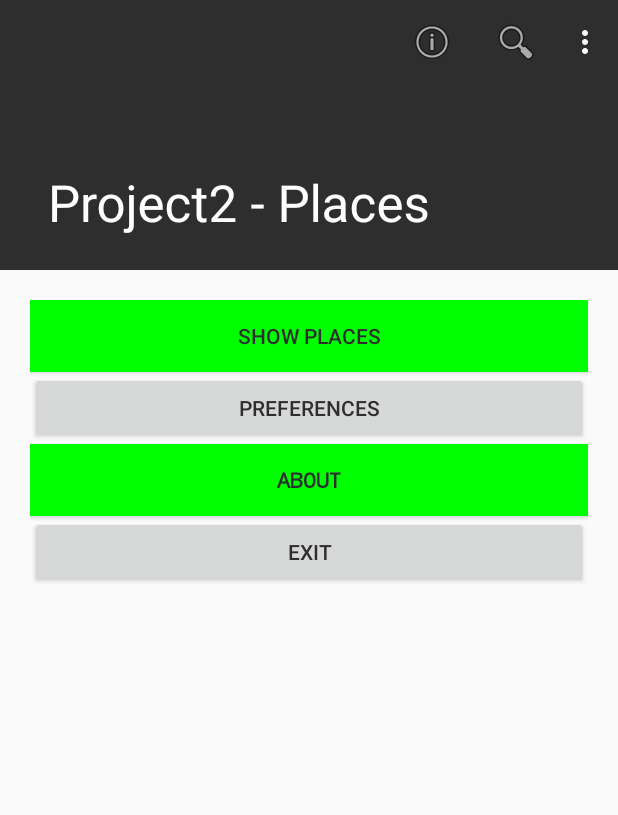
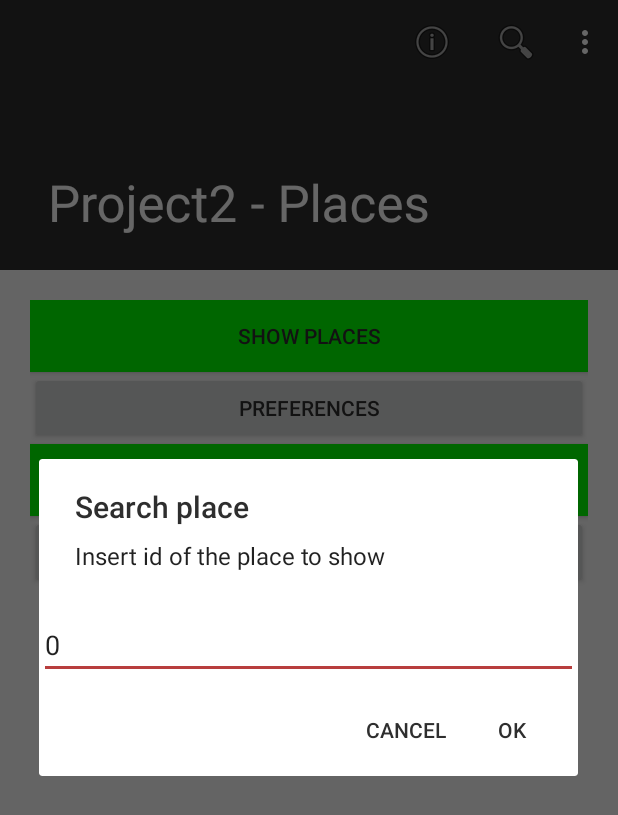
Before and after one commit to YukiMinamiHHNii/CN--Yaya, an Android app: the screen it shows after launch (MainActivity), after a tap on "Search", on a phone screen of 412 x 824 dp. Shown: the top 815 px of the screen. Run offline under Robolectric (Android 15) with nearby library versions, the phone set to English and light mode, and no system bars.

Commit message:
Adds places entities and handlers for menu operations (searching, deleting, etc.) (TO_DO: add translation for text templates)

```diff
--- a/Project2Places/app/src/main/AndroidManifest.xml
+++ b/Project2Places/app/src/main/AndroidManifest.xml
@@ -23,6 +23,12 @@
             android:label="@string/aboutLabel"
             android:theme="@android:style/Theme.NoTitleBar">
         </activity>
+        <activity
+            android:name=".ViewPlaceActivity"
+            android:label="View Place"
+            android:theme="@style/Theme.AppCompat.Light.DarkActionBar">
+        </activity>
+
     </application>
 
 </manifest>
--- a/Project2Places/app/src/main/java/com/example/hhnii/project2_places/MainActivity.java
+++ b/Project2Places/app/src/main/java/com/example/hhnii/project2_places/MainActivity.java
@@ -1,19 +1,26 @@
 package com.example.hhnii.project2_places;
 
+import android.content.DialogInterface;
 import android.content.Intent;
 import android.os.Bundle;
 import android.support.design.widget.FloatingActionButton;
 import android.support.design.widget.Snackbar;
+import android.support.v7.app.AlertDialog;
 import android.support.v7.app.AppCompatActivity;
 import android.support.v7.widget.Toolbar;
 import android.view.View;
 import android.view.Menu;
 import android.view.MenuItem;
 import android.widget.Button;
+import android.widget.EditText;
+
+import com.example.hhnii.project2_places.placesEntities.Places;
+import com.example.hhnii.project2_places.placesEntities.PlacesList;
 
 public class MainActivity extends AppCompatActivity {
 
     private Button aboutButton, exitButton;
+    public static Places places= new PlacesList();
 
     @Override
     protected void onCreate(Bundle savedInstanceState) {
@@ -37,7 +44,6 @@ public class MainActivity extends AppCompatActivity {
                 finish();
             }
         });
-
     }
 
     @Override
@@ -60,7 +66,10 @@ public class MainActivity extends AppCompatActivity {
         }else if(id== R.id.about_settings){
             showAbout(null);
             return true;
-        }
+        }else if(id== R.id.search_settings){
+            showPlaceView(null);
+            return true;
+    }
         return super.onOptionsItemSelected(item);
     }
 
@@ -69,4 +78,24 @@ public class MainActivity extends AppCompatActivity {
         startActivity(intent);
     }
 
+    public void showPlaceView(View view){
+        final EditText search= new EditText(this);
+        search.setText("0");
+
+        new AlertDialog.Builder(this)
+                .setTitle("Search place")
+                .setMessage("Insert id of the place to show").setView(search)
+                .setPositiveButton("OK", new DialogInterface.OnClickListener() {
+                    @Override
+                    public void onClick(DialogInterface dialog, int which) {
+                        Intent intent= new Intent(MainActivity.this, ViewPlaceActivity.class);
+                        intent.putExtra("id", Long.parseLong(search.getText().toString()));
+                        startActivity(intent);
+                    }
+                })
+                .setNegativeButton("Cancel", null)
+                .show();
+
+    }
+
 }
--- /dev/null
+++ b/Project2Places/app/src/main/java/com/example/hhnii/project2_places/placesEntities/Geospot.java
@@ -0,0 +1,31 @@
+package com.example.hhnii.project2_places.placesEntities;
+
+public class Geospot {
+
+    private double latitude, longitude;
+
+    public Geospot(double latitude, double longitude) {
+        this.latitude = latitude;
+        this.longitude = longitude;
+    }
+
+    @Override
+    public String toString() {
+        return "Geospot{" +
+                "latitude=" + latitude +
+                ", longitude=" + longitude +
+                '}';
+    }
+
+    public double distance(Geospot position){
+        final double EARTH_RADIUS= 6371000; //meters
+        double dLat= Math.toRadians(latitude*position.latitude);
+        double dLong= Math.toRadians(longitude*position.longitude);
+        double lat1= Math.toRadians(position.latitude);
+        double lat2= Math.toRadians(latitude);
+        double a= Math.sin(dLat/2)*Math.sin(dLat)+ Math.sin(dLong/2)*Math.sin(dLong)*Math.cos(lat1)*Math.cos(lat2);
+
+        return (2*Math.atan2(Math.sqrt(a), Math.sqrt(1-a)))*EARTH_RADIUS;
+    }
+
+}
--- /dev/null
+++ b/Project2Places/app/src/main/java/com/example/hhnii/project2_places/placesEntities/Place.java
@@ -0,0 +1,91 @@
+package com.example.hhnii.project2_places.placesEntities;
+
+public class Place {
+
+    private String name;
+    private String address;
+    private Geospot position;
+    private PlaceType type;
+    private String photo;
+    private String phone;
+    private String url;
+    private String comment;
+    private long date;
+    private float rating;
+
+    public Place() {
+        this.date = System.currentTimeMillis();
+        this.position= new Geospot(0,0);
+        this.type= PlaceType.OTHER;
+    }
+
+    public Place(String name, String address, double latitude, double longitude,
+                 PlaceType type, String phone, String url, String comment, float rating) {
+        this.name= name;
+        this.address= address;
+        this.position= new Geospot(latitude, longitude);
+        this.type= type;
+        this.phone= phone;
+        this.url= url;
+        this.comment= comment;
+        this.date= System.currentTimeMillis();
+        this.rating= rating;
+    }
+
+    public String getName() { return name; }
+
+    public void setName(String name) { this.name = name; }
+
+    public String getAddress() { return address; }
+
+    public void setAddress(String address) { this.address = address; }
+
+    public Geospot getPosition() { return position; }
+
+    public void setPosition(Geospot position) { this.position = position; }
+
+    public PlaceType getType() { return type; }
+
+    public void setType(PlaceType type) { this.type = type; }
+
+    public String getPhoto() { return photo; }
+
+    public void setPhoto(String photo) { this.photo = photo; }
+
+    public String getPhone() { return phone; }
+
+    public void setPhone(String phone) { this.phone = phone; }
+
+    public String getUrl() { return url; }
+
+    public void setUrl(String url) { this.url = url; }
+
+    public String getComment() { return comment; }
+
+    public void setComment(String comment) { this.comment = comment; }
+
+    public long getDate() { return date; }
+
+    public void setDate(long date) { this.date = date; }
+
+    public float getRating() { return rating; }
+
+    public void setRating(float rating) { this.rating = rating; }
+
+    @Override
+    public String toString() {
+        return "Place{" +
+                "name='" + name + '\'' +
+                ", address='" + address + '\'' +
+                ", position=" + position +
+                ", type=" + type +
+                ", photo='" + photo + '\'' +
+                ", phone='" + phone + '\'' +
+                ", url='" + url + '\'' +
+                ", comment='" + comment + '\'' +
+                ", date=" + date +
+                ", rating=" + rating +
+                '}';
+    }
+
+}
--- /dev/null
+++ b/Project2Places/app/src/main/java/com/example/hhnii/project2_places/placesEntities/PlaceType.java
@@ -0,0 +1,34 @@
+package com.example.hhnii.project2_places.placesEntities;
+import com.example.hhnii.project2_places.R;
+
+public enum PlaceType {
+
+    BAR("Bar", R.drawable.bar),
+    DRINKING("Drinking", R.drawable.drinking),
+    EDUCATION("Education", R.drawable.education),
+    GAS("Gas", R.drawable.gas),
+    HOTEL("Hotel", R.drawable.hotel),
+    NATURE("Nature", R.drawable.nature),
+    RESTAURANT("Restaurant", R.drawable.restaurant),
+    SHOPPING("Shopping", R.drawable.shopping),
+    SHOWS("Shows", R.drawable.shows),
+    SPORTS("Sports", R.drawable.sports),
+    OTHER("Other", R.drawable.other);
+
+    private String identifier;
+    private int resource;
+
+    PlaceType(String identifier, int resource) {
+        this.identifier= identifier;
+        this.resource= resource;
+    }
+
+    public String getIdentifier() {
+        return identifier;
+    }
+
+    public int getResource() {
+        return resource;
+    }
+
+}
--- /dev/null
+++ b/Project2Places/app/src/main/java/com/example/hhnii/project2_places/placesEntities/Places.java
@@ -0,0 +1,17 @@
+package com.example.hhnii.project2_places.placesEntities;
+
+public interface Places {
+
+    void addPlace(Place place);
+
+    int createPlace();
+
+    Place getPlace(int id);
+
+    int countPlaces();
+
+    void updatePlace(int id, Place place);
+
+    void deletePlace(int id);
+
+}
--- /dev/null
+++ b/Project2Places/app/src/main/java/com/example/hhnii/project2_places/placesEntities/PlacesList.java
@@ -0,0 +1,70 @@
+package com.example.hhnii.project2_places.placesEntities;
+
+import android.util.Log;
+
+import java.util.ArrayList;
+import java.util.List;
+
+public class PlacesList implements Places {
+
+    protected List<Place> placesList;
+
+    public PlacesList() {
+        this.placesList= generatePlaces();
+        Log.d("Microwave", placesList.toString());
+    }
+
+    @Override
+    public void addPlace(Place place) {
+        placesList.add(place);
+    }
+
+    @Override
+    public int createPlace() {
+        Place place= new Place();
+        placesList.add(place);
+        return placesList.size()-1;
+    }
+
+    @Override
+    public Place getPlace(int id) {
+        return placesList.get(id);
+    }
+
+    @Override
+    public int countPlaces() {
+        return placesList.size();
+    }
+
+    @Override
+    public void updatePlace(int id, Place place) {
+        placesList.set(id, place);
+    }
+
+    @Override
+    public void deletePlace(int id) {
+        placesList.remove(id);
+    }
+
+    public static List<Place> generatePlaces(){
+        List<Place> placesList= new ArrayList<>();
+
+        placesList.add(new Place("name", "address", 0, 0,
+                PlaceType.OTHER, "phone", "url", "comment", 0));
+
+        placesList.add(new Place("name2", "address2", 0, 0,
+                PlaceType.OTHER, "", "", "comment2", 0));
+
+        placesList.add(new Place("name3", "", 0, 0,
+                PlaceType.OTHER, "", "", "", 0));
+
+        placesList.add(new Place("name4", "address4", 0, 0,
+                PlaceType.OTHER, "phone4", "url4", "comment4", 0));
+
+        placesList.add(new Place("name5", "address5", 0, 0,
+                PlaceType.OTHER, "phone5", "url5", "comment5", 0));
+
+        return placesList;
+    }
+
+}
```
Also changed, not shown: Project2Places/app/src/main/java/com/example/hhnii/project2_places/ViewPlaceActivity.java (added, +131 -0 lines), Project2Places/app/src/main/res/layout/view_place.xml (+12 -7 lines), Project2Places/app/src/main/res/menu/view_place_menu.xml (added, +28 -0 lines).
